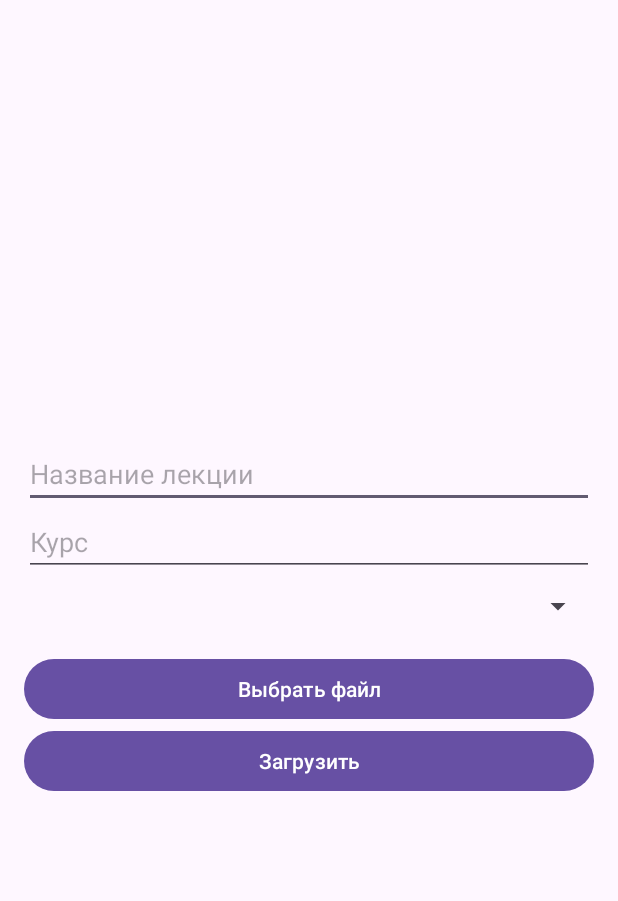
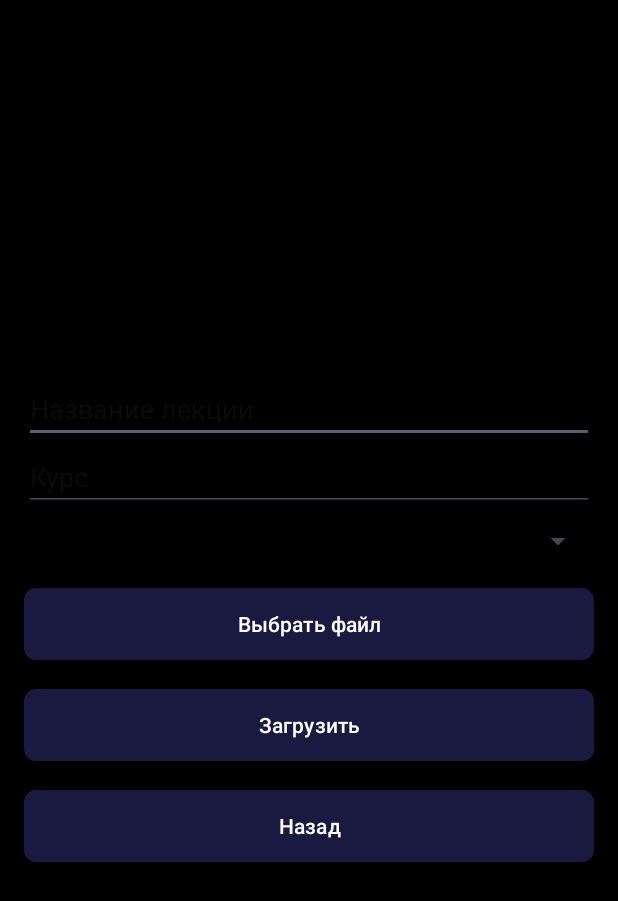
Before and after one commit to maxlukyrabbit/diplom_1.0, an Android app: the upload_file screen opened directly, with no data from a screen before it, on a phone screen of 412 x 824 dp. Shown: the top 901 px of the screen. Run offline under Robolectric (Android 15) with nearby library versions, the phone set to English and light mode, and no system bars.

Commit message:
start design

```diff
--- a/mobil_2/app/src/main/AndroidManifest.xml
+++ b/mobil_2/app/src/main/AndroidManifest.xml
@@ -23,7 +23,7 @@
             android:name=".read_pdf"
             android:exported="false" />
         <activity
-            android:name=".add_user"
+            android:name=".MainActivity"
             android:exported="true">
             <intent-filter>
                 <action android:name="android.intent.action.MAIN" />
@@ -35,7 +35,7 @@
             android:name=".custom_list"
             android:exported="false" />
         <activity
-            android:name=".MainActivity"
+            android:name=".add_user"
             android:exported="true" />
     </application>
 
--- a/mobil_2/app/src/main/java/com/example/alexandria2/MainActivity.java
+++ b/mobil_2/app/src/main/java/com/example/alexandria2/MainActivity.java
@@ -287,4 +287,9 @@ public class MainActivity extends AppCompatActivity {
             }
         });
     }
+
+    public void back(View v){
+        Intent intent = new Intent(this, add_user.class);
+        startActivity(intent);
+    }
 }
--- /dev/null
+++ b/mobil_2/app/src/main/res/drawable/rectangle_shape.xml
@@ -0,0 +1,5 @@
+<shape xmlns:android="http://schemas.android.com/apk/res/android"
+    android:shape="rectangle">
+    <solid android:color="@color/Navy" />
+    <corners android:radius="8dp" />
+</shape>
--- a/mobil_2/app/src/main/res/layout/activity_custom_list.xml
+++ b/mobil_2/app/src/main/res/layout/activity_custom_list.xml
@@ -33,11 +33,13 @@
         android:textSize="18sp"
         android:padding="8dp" />
 
-    <Button
+    <com.google.android.material.button.MaterialButton
+        style="@style/CustomButtonStyle"
         android:id="@+id/read"
         android:layout_width="match_parent"
         android:layout_height="wrap_content"
-        android:text="Читать" />
+        android:text="Читать"
+        android:textColor="@color/white"/>
 
 
 
--- a/mobil_2/app/src/main/res/layout/activity_upload_file.xml
+++ b/mobil_2/app/src/main/res/layout/activity_upload_file.xml
@@ -5,7 +5,8 @@
     android:id="@+id/main"
     android:layout_width="match_parent"
     android:layout_height="match_parent"
-    tools:context=".upload_file">
+    tools:context=".upload_file"
+    android:background="@color/black">
 
     <ScrollView
         android:layout_width="match_parent"
@@ -26,6 +27,7 @@
                 android:layout_width="match_parent"
                 android:layout_height="wrap_content"
                 android:hint="Название лекции"
+                android:textColor="@color/white"
                 android:inputType="text" />
 
             <EditText
@@ -33,6 +35,7 @@
                 android:layout_width="match_parent"
                 android:layout_height="wrap_content"
                 android:hint="Курс"
+                android:textColor="@color/white"
                 android:inputType="number" />
 
             <Spinner
@@ -44,24 +47,48 @@
 
 
             <TextView
-                android:id="@+id/textView"
                 android:layout_width="match_parent"
                 android:layout_height="wrap_content"
                 android:text="" />
 
-            <Button
+            <com.google.android.material.button.MaterialButton
                 android:id="@+id/search_file"
                 android:layout_width="match_parent"
+                style="@style/CustomButtonStyle"
+                android:textColor="@color/white"
                 android:layout_height="wrap_content"
                 android:onClick="open_file"
                 android:text="Выбрать файл" />
 
-            <Button
+
+            <TextView
+                android:layout_width="match_parent"
+                android:layout_height="wrap_content"
+                android:text="" />
+
+            <com.google.android.material.button.MaterialButton
                 android:id="@+id/upload"
                 android:layout_width="match_parent"
                 android:layout_height="wrap_content"
+                style="@style/CustomButtonStyle"
                 android:onClick="add"
+                android:textColor="@color/white"
                 android:text="Загрузить" />
+
+            <TextView
+                android:layout_width="match_parent"
+                android:layout_height="wrap_content"
+                android:text="" />
+
+            <com.google.android.material.button.MaterialButton
+                android:id="@+id/back"
+                android:layout_width="match_parent"
+                android:layout_height="wrap_content"
+                style="@style/CustomButtonStyle"
+                android:onClick="back"
+                android:textColor="@color/white"
+                android:text="Назад" />
+
         </LinearLayout>
     </ScrollView>
 
--- a/mobil_2/app/src/main/res/values-night/themes.xml
+++ /dev/null
@@ -1,7 +0,0 @@
-<resources xmlns:tools="http://schemas.android.com/tools">
-    <!-- Base application theme. -->
-    <style name="Base.Theme.Alexandria2" parent="Theme.Material3.DayNight.NoActionBar">
-        <!-- Customize your dark theme here. -->
-        <!-- <item name="colorPrimary">@color/my_dark_primary</item> -->
-    </style>
-</resources>
--- a/mobil_2/app/src/main/res/values/themes.xml
+++ b/mobil_2/app/src/main/res/values/themes.xml
@@ -6,4 +6,8 @@
     </style>
 
     <style name="Theme.Alexandria2" parent="Base.Theme.Alexandria2" />
+    <style name="CustomButtonStyle" parent="Widget.Material3.Button">
+        <item name="android:background">@drawable/rectangle_shape</item>
+        <item name="backgroundTint">@null</item>
+    </style>
 </resources>
```
Also changed, not shown: mobil_2/app/src/main/java/com/example/alexandria2/FileUploader.java (+6 -10 lines), mobil_2/app/src/main/java/com/example/alexandria2/upload_file.java (+28 -6 lines), mobil_2/app/src/main/res/layout/activity_add_user.xml (+11 -3 lines), mobil_2/app/src/main/res/layout/activity_main.xml (+39 -18 lines), mobil_2/app/src/main/res/layout/spinner_item.xml (added, +7 -0 lines), mobil_2/app/src/main/res/values/colors.xml (+11 -0 lines), 2 other files.
